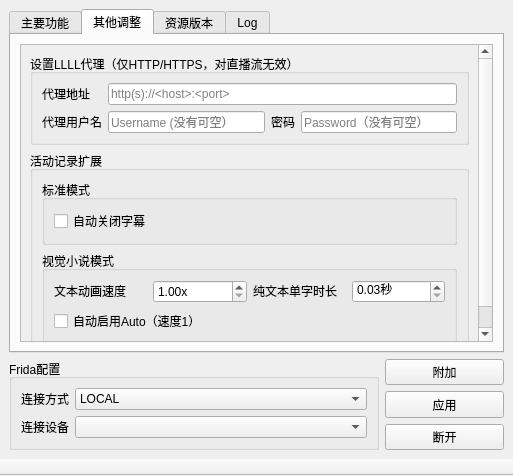
Qt form LLLLToolGUI.ui (DYY-Studio/LLLLFridaGUI) before a commit.
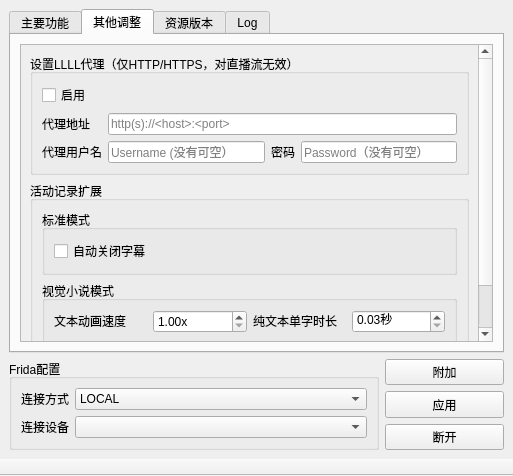
The same form after that commit. The open tabs and pages were chosen to show the change.

Commit message: add CheckBox for Proxy

```diff
--- a/LLLLToolGUI.ui
+++ b/LLLLToolGUI.ui
@@ -609,7 +609,7 @@
              <x>0</x>
              <y>0</y>
              <width>452</width>
-             <height>282</height>
+             <height>308</height>
             </rect>
            </property>
            <layout class="QGridLayout" name="gridLayout_16">
@@ -730,35 +730,38 @@
                <string>设置LLLL代理（仅HTTP/HTTPS，对直播流无效）</string>
               </property>
               <layout class="QGridLayout" name="gridLayout_17">
-               <item row="1" column="1">
+               <item row="2" column="1">
                 <widget class="QLineEdit" name="proxyUserLineEdit">
                  <property name="placeholderText">
                   <string>Username (没有可空）</string>
                  </property>
                 </widget>
                </item>
-               <item row="0" column="0">
+               <item row="1" column="1" colspan="3">
+                <widget class="QLineEdit" name="httpProxyLineEdit">
+                 <property name="inputMask">
+                  <string/>
+                 </property>
+                 <property name="placeholderText">
+                  <string>http(s)://&lt;host&gt;:&lt;port&gt;</string>
+                 </property>
+                </widget>
+               </item>
+               <item row="1" column="0">
                 <widget class="QLabel" name="label_12">
                  <property name="text">
                   <string>代理地址</string>
                  </property>
                 </widget>
                </item>
-               <item row="1" column="2">
+               <item row="2" column="2">
                 <widget class="QLabel" name="label_14">
                  <property name="text">
                   <string>密码</string>
                  </property>
                 </widget>
                </item>
-               <item row="1" column="0">
-                <widget class="QLabel" name="label_13">
-                 <property name="text">
-                  <string>代理用户名</string>
-                 </property>
-                </widget>
-               </item>
-               <item row="1" column="3">
+               <item row="2" column="3">
                 <widget class="QLineEdit" name="proxyPasswordLineEdit">
                  <property name="echoMode">
                   <enum>QLineEdit::Password</enum>
@@ -768,13 +771,17 @@
                  </property>
                 </widget>
                </item>
-               <item row="0" column="1" colspan="3">
-                <widget class="QLineEdit" name="httpProxyLineEdit">
-                 <property name="inputMask">
-                  <string/>
+               <item row="2" column="0">
+                <widget class="QLabel" name="label_13">
+                 <property name="text">
+                  <string>代理用户名</string>
                  </property>
-                 <property name="placeholderText">
-                  <string>http(s)://&lt;host&gt;:&lt;port&gt;</string>
+                </widget>
+               </item>
+               <item row="0" column="0">
+                <widget class="QCheckBox" name="enableProxyCheckBox">
+                 <property name="text">
+                  <string>启用</string>
                  </property>
                 </widget>
                </item>
```
The commit also changes 3 other files.
